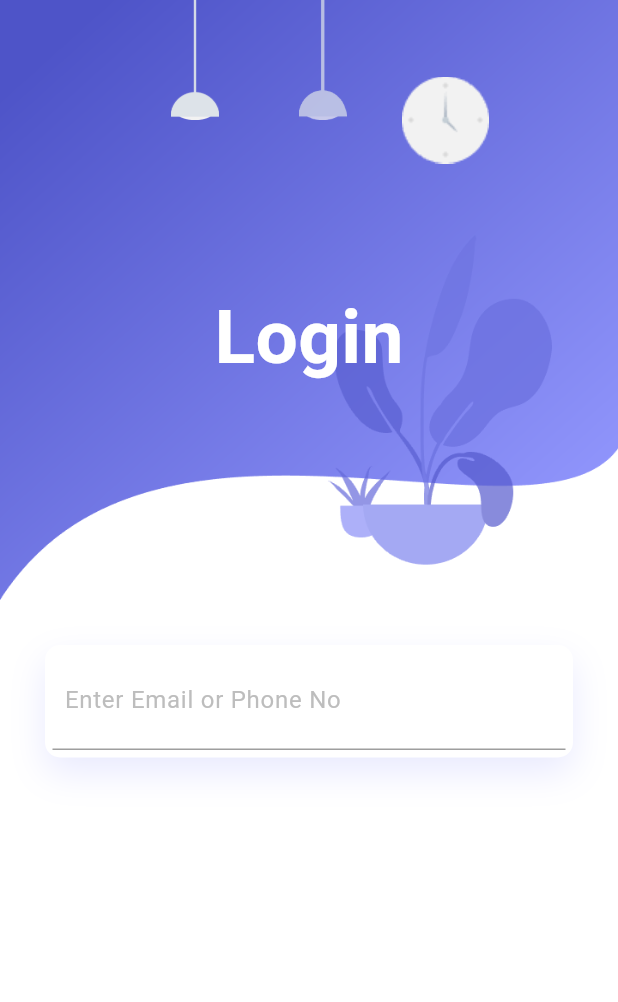
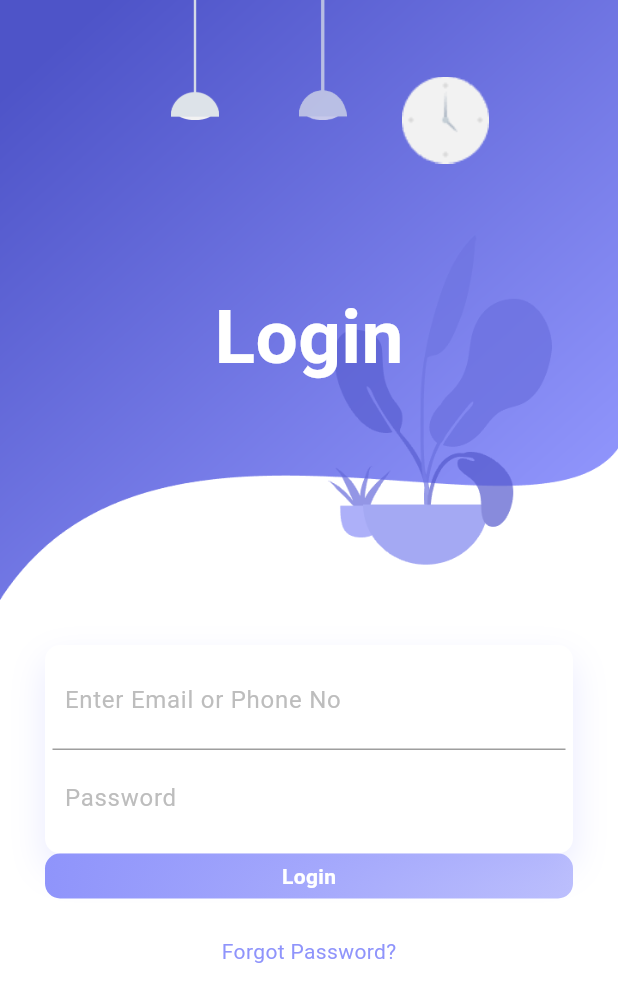
Before and after one commit to AbdullahUsman07/FrontEnd-Designs, a Flutter app: the screen it shows after launch, on a phone screen of 412 x 824 dp. Shown: the top 1002 px of the screen. Run offline on Flutter 3.47's test engine with Material 3 defaults, Android fonts, the light colour scheme and no system bars; our stand-ins replace logger.

Commit message:
New Page

```diff
--- a/login_designs/lib/Design1.dart
+++ b/login_designs/lib/Design1.dart
@@ -99,9 +99,39 @@ class LoginDesign extends StatelessWidget{
                               hintStyle: TextStyle(color:Colors.grey[400],)
                             )
                           )
-                        )
+                        ),
+                        Container(
+                          padding: EdgeInsets.all(8.0),
+                          child:TextField(
+                            decoration:InputDecoration(
+                              border:InputBorder.none,
+                              hintText: 'Password',
+                              hintStyle: TextStyle(color:Colors.grey[400],)
+                            )
+                          )
+                        ),
                       ],)
-                  )
+                  ),
+                  SizedBox(
+                    height:30,
+                    child:Container(
+                      height:50,
+                      decoration: BoxDecoration(
+                        borderRadius: BorderRadius.circular(10),
+                        gradient: LinearGradient(colors:[
+                          Color.fromRGBO(143, 148, 251, 1),
+                          Color.fromRGBO(143,148, 251, .6),
+                        ]),
+                      ),
+                      child:Center(
+                        child:Text('Login',style:TextStyle(color:Colors.white,fontWeight: FontWeight.bold)),
+                      ),
+                    ),
+                  ),
+                  SizedBox(height:70,
+                  child:Center(
+                    child: Text('Forgot Password?',style:TextStyle(color:Color.fromRGBO(143, 148, 251, 1))),)),
+
                 ]
               )
             ),
```
Also changed, not shown: login_designs/lib/BasicRegStructure.dart (added, +160 -0 lines), login_designs/lib/main.dart (line endings or trailing spaces).
